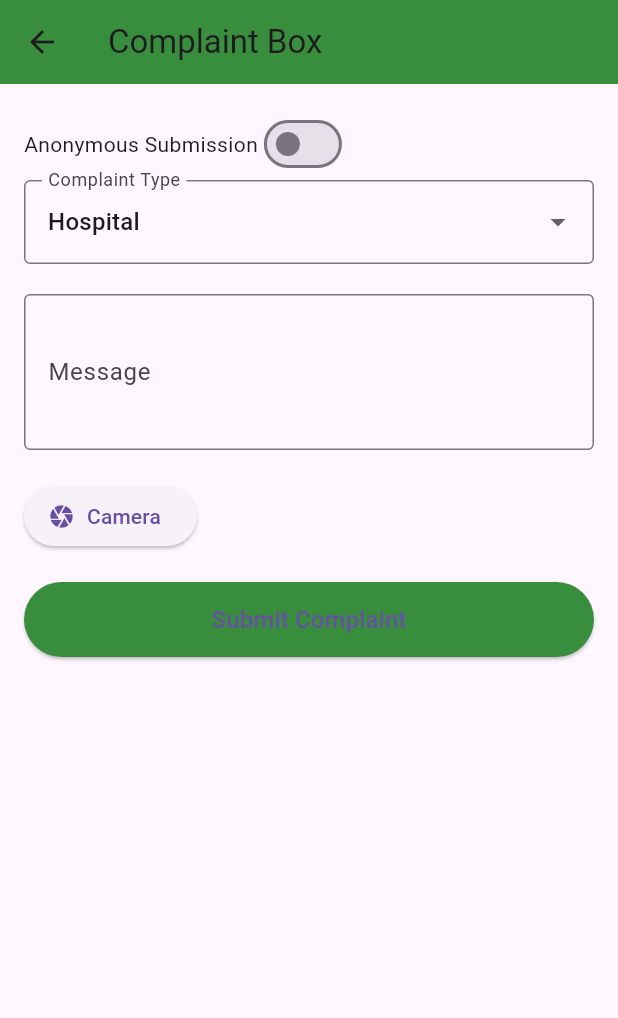
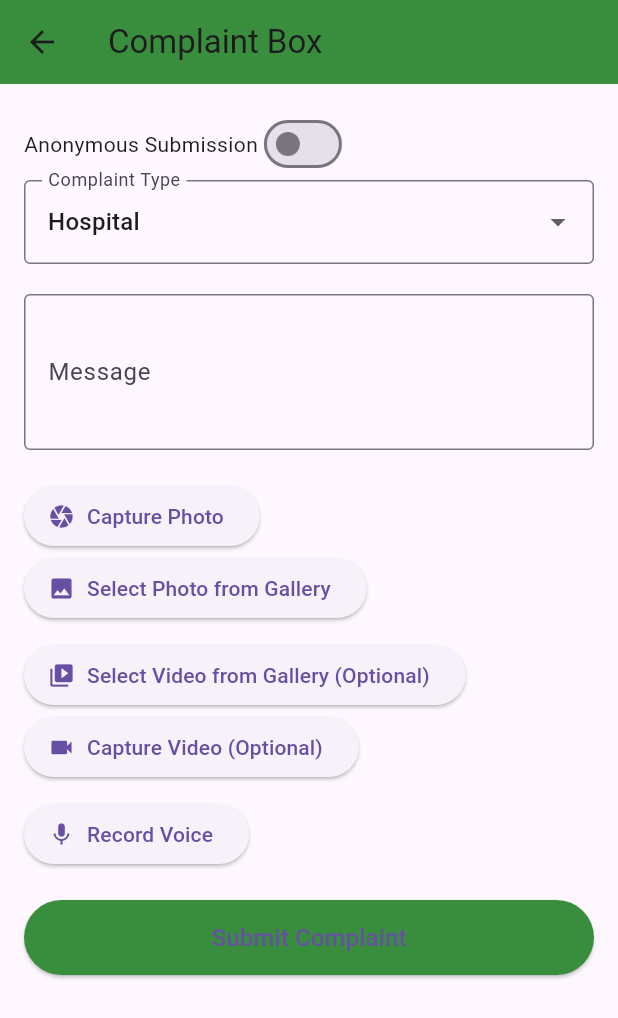
Before and after one commit to CuriousCoder25/_CityLink_legacy, a Flutter app: the ComplaintBoxScreen screen opened by its route, on a phone screen of 412 x 824 dp. Shown: the top 1018 px of the screen. Run offline on Flutter 3.47's test engine with Material 3 defaults, Android fonts, the phone set to English and light mode, and no system bars; our stand-ins replace audioplayers, cloud_firestore, firebase_auth, firebase_core, fluttertoast, geolocator and 6 more; missing offline and left inert: cloudinary, flutter_sound; accounts and stored records are empty.

Commit message:
update complain.dart

```diff
--- a/CityLink-main/lib/complain.dart
+++ b/CityLink-main/lib/complain.dart
@@ -15,7 +15,7 @@ const String uploadPreset = "unsigned-preset";
 final cloudinary = Cloudinary.unsignedConfig(cloudName: cloudName);
 
 class ComplaintBoxScreen extends StatefulWidget {
-  final String municipalityId; // Pass the municipality ID dynamically
+  final String municipalityId;
 
   const ComplaintBoxScreen({super.key, required this.municipalityId});
 
@@ -28,11 +28,11 @@ class _ComplaintBoxScreenState extends State<ComplaintBoxScreen> {
   final TextEditingController messageController = TextEditingController();
   File? selectedImage;
   File? selectedVideo;
-  File? selectedVoice;
+  String? recordedAudioPath;
   GeoPoint? userLocation;
   bool isRecording = false;
   bool isSubmitting = false;
-  bool isAnonymous = false; // Anonymous toggle
+  bool isAnonymous = false;
   late FlutterSoundRecorder _recorder;
 
   @override
@@ -60,6 +60,35 @@ class _ComplaintBoxScreenState extends State<ComplaintBoxScreen> {
   Future<void> _initializeRecorder() async {
     _recorder = FlutterSoundRecorder();
     await _recorder.openRecorder();
+    var status = await Permission.microphone.request();
+    if (!status.isGranted) {
+      print("Microphone permission not granted");
+    }
+  }
+
+  Future<void> _startRecording() async {
+    Directory tempDir = await getTemporaryDirectory();
+    String path = "${tempDir.path}/voice_note.aac";
+    try {
+      setState(() {
+        isRecording = true;
+      });
+      await _recorder.startRecorder(toFile: path);
+      recordedAudioPath = path;
+    } catch (e) {
+      print("Error starting recorder: $e");
+    }
+  }
+
+  Future<void> _stopRecording() async {
+    try {
+      await _recorder.stopRecorder();
+      setState(() {
+        isRecording = false;
+      });
+    } catch (e) {
+      print("Error stopping recorder: $e");
+    }
   }
 
   Future<void> _pickImage(ImageSource source) async {
@@ -77,34 +106,6 @@ class _ComplaintBoxScreenState extends State<ComplaintBoxScreen> {
       setState(() {
         selectedVideo = File(pickedVideo.path);
       });
-    }
-  }
-
-  Future<void> _startRecording() async {
-    Directory tempDir = await getTemporaryDirectory();
-    String path = "${tempDir.path}/voice_note.aac";
-    var status = await Permission.microphone.request();
-    if (status.isGranted) {
-      try {
-        setState(() {
-          isRecording = true;
-        });
-        await _recorder.startRecorder(toFile: path);
-      } catch (e) {
-        print("Error starting recorder: $e");
-      }
-    }
-  }
-
-  Future<void> _stopRecording() async {
-    try {
-      String? path = await _recorder.stopRecorder();
-      setState(() {
-        isRecording = false;
-        selectedVoice = File(path!);
-      });
-    } catch (e) {
-      print("Error stopping recorder: $e");
     }
   }
 
@@ -129,9 +130,9 @@ class _ComplaintBoxScreenState extends State<ComplaintBoxScreen> {
   }
 
   Future<void> submitComplaint() async {
-    if (messageController.text.trim().isEmpty) {
+    if (messageController.text.trim().isEmpty || selectedImage == null) {
       ScaffoldMessenger.of(context).showSnackBar(
-        const SnackBar(content: Text("Message field cannot be empty")),
+        const SnackBar(content: Text("Message and Photo are required.")),
       );
       return;
     }
@@ -153,8 +154,8 @@ class _ComplaintBoxScreenState extends State<ComplaintBoxScreen> {
     if (selectedVideo != null) {
       uploadFutures.add(_uploadToCloudinary(selectedVideo!, "video"));
     }
-    if (selectedVoice != null) {
-      uploadFutures.add(_uploadToCloudinary(selectedVoice!, "raw"));
+    if (recordedAudioPath != null) {
+      uploadFutures.add(_uploadToCloudinary(File(recordedAudioPath!), "raw"));
     }
 
     try {
@@ -179,8 +180,8 @@ class _ComplaintBoxScreenState extends State<ComplaintBoxScreen> {
 
       await FirebaseFirestore.instance
           .collection('Municipalities')
-          .doc(widget.municipalityId) // Use the passed municipality ID
-          .collection('Complaints') // Complaints subcollection
+          .doc(widget.municipalityId)
+          .collection('Complaints')
           .add(complaint);
 
       ScaffoldMessenger.of(context).showSnackBar(
@@ -230,9 +231,13 @@ class _ComplaintBoxScreenState extends State<ComplaintBoxScreen> {
               ),
               DropdownButtonFormField<String>(
                 value: selectedType,
-                items: ["Hospital", "Fire Department", "Police", "Public Complaint"]
-                    .map((type) => DropdownMenuItem(value: type, child: Text(type)))
-                    .toList(),
+                items: [
+                  "Hospital",
+                  "Police",
+                  "Public Complaint",
+                  "Sanitation Issue",
+                  "Infrastructure Damage"
+                ].map((type) => DropdownMenuItem(value: type, child: Text(type))).toList(),
                 onChanged: (value) => setState(() => selectedType = value!),
                 decoration: const InputDecoration(
                   labelText: "Complaint Type",
@@ -252,13 +257,52 @@ class _ComplaintBoxScreenState extends State<ComplaintBoxScreen> {
               ElevatedButton.icon(
                 onPressed: () => _pickImage(ImageSource.camera),
                 icon: const Icon(Icons.camera),
-                label: const Text("Camera"),
+                label: const Text("Capture Photo"),
+              ),
+              ElevatedButton.icon(
+                onPressed: () => _pickImage(ImageSource.gallery),
+                icon: const Icon(Icons.image),
+                label: const Text("Select Photo from Gallery"),
               ),
               if (selectedImage != null)
                 Padding(
                   padding: const EdgeInsets.only(top: 10),
                   child: Image.file(selectedImage!, height: 150, width: 150, fit: BoxFit.cover),
                 ),
+              const SizedBox(height: 10),
+              ElevatedButton.icon(
+                onPressed: () => _pickVideo(ImageSource.gallery),
+                icon: const Icon(Icons.video_library),
+                label: const Text("Select Video from Gallery (Optional)"),
+              ),
+ElevatedButton.icon(
+  onPressed: () => _pickVideo(ImageSource.camera),
+  icon: const Icon(Icons.videocam),
+  label: const Text("Capture Video (Optional)"),
+),
+              if (selectedVideo != null)
+                Padding(
+                  padding: const EdgeInsets.only(top: 10),
+                  child: Text("Video Selected: ${selectedVideo!.path.split('/').last}"),
+                ),
+              const SizedBox(height: 10),
+              Row(
+                children: [
+                  ElevatedButton.icon(
+                    onPressed: isRecording ? _stopRecording : _startRecording,
+                    icon: Icon(isRecording ? Icons.stop : Icons.mic),
+                    label: Text(isRecording ? "Stop Recording" : "Record Voice"),
+                  ),
+                  if (recordedAudioPath != null)
+                    Padding(
+                      padding: const EdgeInsets.only(left: 10),
+                      child: Text(
+                        "Audio Recorded: ${recordedAudioPath!.split('/').last}",
+                        style: const TextStyle(color: Colors.blue),
+                      ),
+                    ),
+                ],
+              ),
               const SizedBox(height: 20),
               ElevatedButton(
                 onPressed: submitComplaint,
--- a/CityLink-main/lib/dashboard.dart
+++ b/CityLink-main/lib/dashboard.dart
@@ -138,7 +138,7 @@ class _DashboardScreenState extends State<DashboardScreen> {
       {'title': 'Notifications', 'icon': Icons.notifications, 'route': '/notifications'},
       {'title': 'Profile', 'icon': Icons.person, 'route': '/profile'},
       {'title': 'News Feed', 'icon': Icons.feed, 'route': '/news_feed'},
-      {'title': 'History', 'icon': Icons.history, 'route': '/history'},
+      {'title': 'Complain Status', 'icon': Icons.history, 'route': '/history'},
     ];
 
     return GestureDetector(
```
Also changed, not shown: CityLink-main/lib/history.dart (+189 -159 lines).
